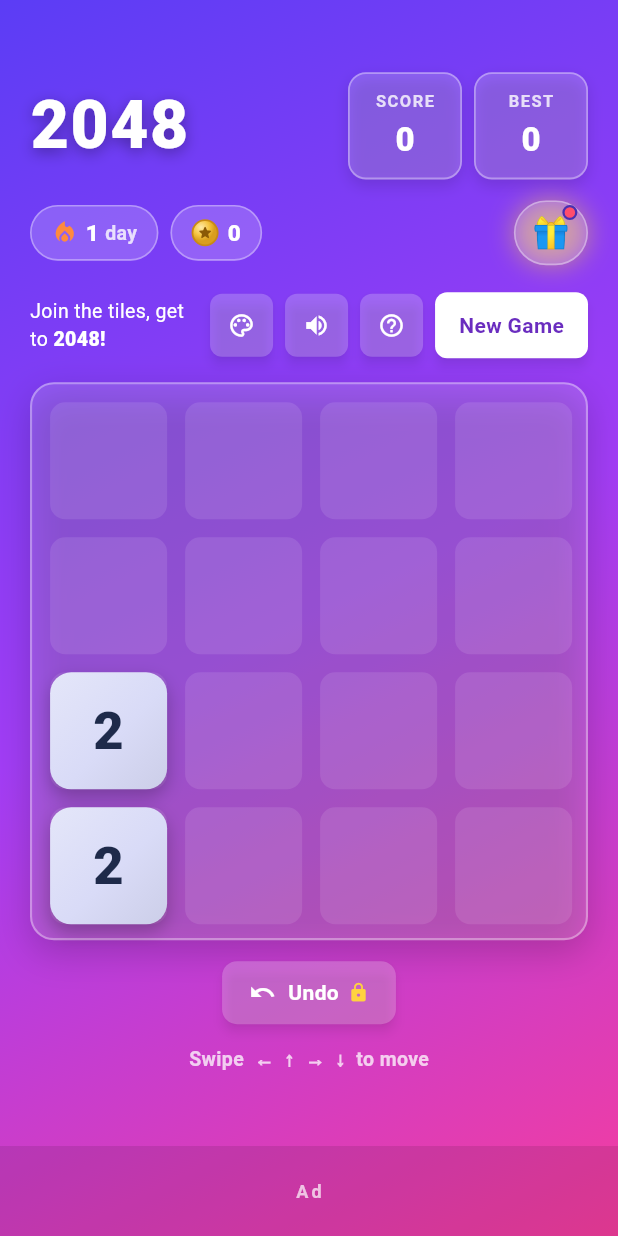
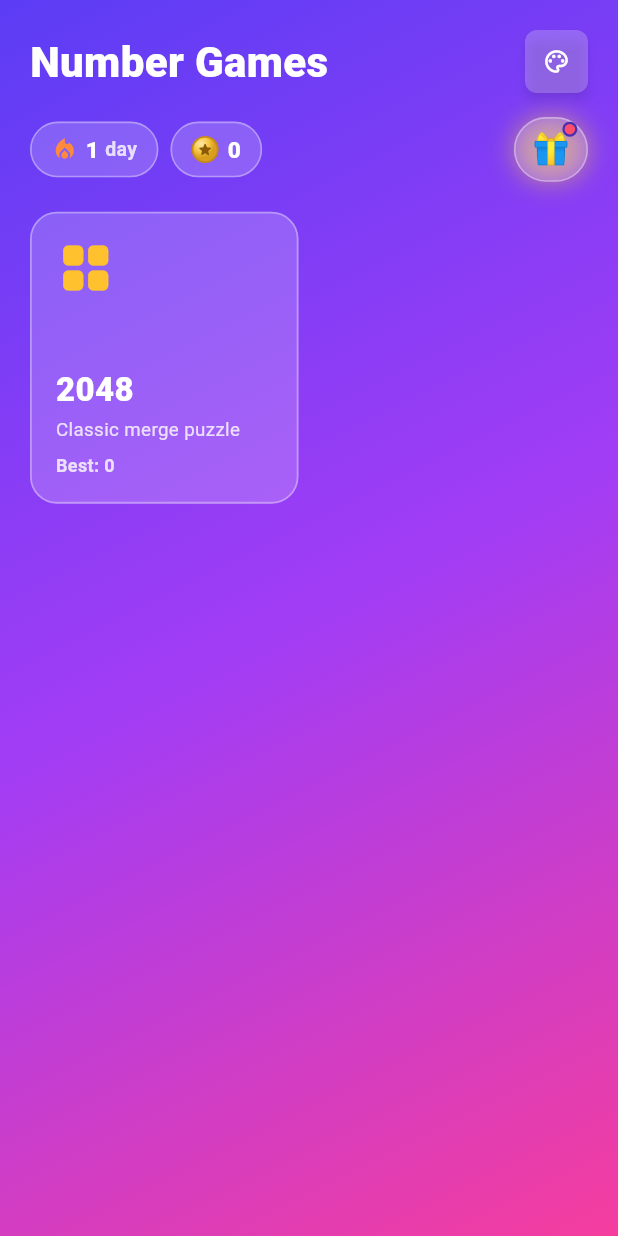
Before and after one commit to pawan-swoyef/2048, a Flutter app: the screen it shows after launch, on a phone screen of 412 x 824 dp. Run offline on Flutter 3.47's test engine with Material 3 defaults, Android fonts, the phone set to English and light mode, and no system bars; our stand-ins replace audioplayers, google_mobile_ads, in_app_purchase, shared_preferences.

Commit message:
feat: home hub (game collection) — increment 1
App now opens to a HubScreen: a themed grid of game cards (Classic 2048,
more later) from a GameInfo registry. The daily streak/gift/coins
engagement moves from the 2048 screen up to the hub (runs on app open).
ScoreStore gains per-game best scores (legacy best_score migrates to id
'2048'). 2048 screen keeps just its board + score header.

8 new/updated tests; full suite (102) green.

Co-Authored-By: Claude Opus 4.8 <noreply@anthropic.com>

```diff
--- a/lib/main.dart
+++ b/lib/main.dart
@@ -3,7 +3,7 @@ import 'package:flutter/material.dart';
 import 'ads/ads_init.dart';
 import 'game/score_store.dart';
 import 'iap/iap_service.dart';
-import 'ui/game_screen.dart';
+import 'ui/hub/hub_screen.dart';
 import 'ui/theme_controller.dart';
 
 Future<void> main() async {
@@ -61,7 +61,7 @@ class _Game2048AppState extends State<Game2048App> {
             scaffoldBackgroundColor: kThemes.first.backgroundGradient.first,
             useMaterial3: true,
           ),
-          home: const GameScreen(),
+          home: const HubScreen(),
         ),
       ),
     );
--- a/lib/ui/game_screen.dart
+++ b/lib/ui/game_screen.dart
@@ -6,19 +6,11 @@ import 'package:flutter/services.dart';
 import '../ads/banner_ad_box.dart';
 import '../ads/interstitial_ad.dart';
 import '../game/board.dart';
-import '../game/daily_engagement.dart';
 import '../game/game_state.dart';
-import '../game/progress_store.dart';
 import '../game/score_store.dart';
 import '../game/sound_service.dart';
 import 'animated_board.dart';
 import 'dialogs.dart';
-import 'engagement/coin_pill.dart';
-import 'engagement/daily_gift_button.dart';
-import 'engagement/daily_gift_dialog.dart';
-import 'engagement/reward_toast.dart';
-import 'engagement/streak_pill.dart';
-import 'engagement/streak_sheet.dart';
 import 'game_buttons.dart';
 import 'overlays.dart';
 import 'paywall.dart';
@@ -38,11 +30,8 @@ class GameScreen extends StatefulWidget {
 class _GameScreenState extends State<GameScreen> {
   final Random _rng = Random();
   final ScoreStore _store = ScoreStore();
-  final ProgressStore _progressStore = ProgressStore();
   final SoundService _sound = SoundService();
   final InterstitialController _interstitial = InterstitialController();
-
-  PlayerProgress _progress = const PlayerProgress();
 
   late GameState _state;
   final List<GameState> _history = []; // for undo (premium)
@@ -66,7 +55,6 @@ class _GameScreenState extends State<GameScreen> {
     _state = GameState.newGame(_rng);
     _popCells = _allTileCells(_state.board);
     _loadPrefs();
-    _loadEngagement();
   }
 
   @override
@@ -77,7 +65,7 @@ class _GameScreenState extends State<GameScreen> {
   }
 
   Future<void> _loadPrefs() async {
-    final best = await _store.loadBest();
+    final best = await _store.bestFor('2048');
     final soundOn = await _store.loadSoundEnabled();
     if (!mounted) return;
     setState(() {
@@ -88,44 +76,6 @@ class _GameScreenState extends State<GameScreen> {
             GameState(board: _state.board, score: _state.score, best: best);
       }
     });
-  }
-
-  Future<void> _loadEngagement() async {
-    final loaded = await _progressStore.load();
-    final result = applyDailyOpen(loaded, DateTime.now());
-    await _progressStore.save(result.progress);
-    if (!mounted) return;
-    setState(() => _progress = result.progress);
-  }
-
-  void _openStreakSheet() {
-    showDialog<void>(
-      context: context,
-      builder: (_) => StreakSheet(progress: _progress),
-    );
-  }
-
-  void _openDailyGift() {
-    final today = DateTime.now();
-    showDialog<void>(
-      context: context,
-      builder: (_) => DailyGiftDialog(
-        progress: _progress,
-        today: today,
-        onClaim: () => _claimDailyGift(today),
-      ),
-    );
-  }
-
-  Future<void> _claimDailyGift(DateTime today) async {
-    if (!giftAvailable(_progress, today)) return;
-    final updated = claimGift(_progress, today);
-    final earned = updated.coins - _progress.coins;
-    await _progressStore.save(updated);
-    if (!mounted) return;
-    Navigator.of(context).pop();
-    setState(() => _progress = updated);
-    showCoinToast(context, earned);
   }
 
   void _toggleSound() {
@@ -195,7 +145,7 @@ class _GameScreenState extends State<GameScreen> {
       _busy = true;
     });
 
-    if (next.best > 0) _store.saveBest(next.best);
+    if (next.best > 0) _store.saveBestFor('2048', next.best);
 
     if (next.over) {
       _sound.gameOver();
@@ -324,10 +274,6 @@ class _GameScreenState extends State<GameScreen> {
                     mainAxisSize: MainAxisSize.min,
                     children: [
                       ScoreHeader(score: _state.score, best: _state.best),
-                      if (_progress.streakCurrent > 0) ...[
-                        const SizedBox(height: 14),
-                        _statRow(),
-                      ],
                       const SizedBox(height: 18),
                       _subRow(),
                       const SizedBox(height: 16),
@@ -421,21 +367,6 @@ class _GameScreenState extends State<GameScreen> {
     );
   }
 
-  Widget _statRow() {
-    return Row(
-      children: [
-        StreakPill(streak: _progress.streakCurrent, onTap: _openStreakSheet),
-        const SizedBox(width: 8),
-        CoinPill(coins: _progress.coins),
-        const Spacer(),
-        DailyGiftButton(
-          available: giftAvailable(_progress, DateTime.now()),
-          onTap: _openDailyGift,
-        ),
-      ],
-    );
-  }
-
   Widget _subRow() {
     final theme = ThemeScope.of(context);
     return Row(
--- /dev/null
+++ b/lib/ui/hub/game_registry.dart
@@ -0,0 +1,36 @@
+import 'package:flutter/material.dart';
+
+import '../game_screen.dart';
+
+/// Describes one game in the collection, shown as a card on the hub.
+class GameInfo {
+  final String id;
+  final String title;
+  final String subtitle;
+  final IconData icon;
+  final Color accent;
+
+  /// Builds the game's screen when its card is tapped.
+  final Widget Function() builder;
+
+  const GameInfo({
+    required this.id,
+    required this.title,
+    required this.subtitle,
+    required this.icon,
+    required this.accent,
+    required this.builder,
+  });
+}
+
+/// The games available in the collection. New games append here.
+final List<GameInfo> kGames = [
+  GameInfo(
+    id: '2048',
+    title: '2048',
+    subtitle: 'Classic merge puzzle',
+    icon: Icons.grid_view_rounded,
+    accent: const Color(0xFFFFC12E),
+    builder: () => const GameScreen(),
+  ),
+];
--- /dev/null
+++ b/lib/ui/hub/hub_screen.dart
@@ -0,0 +1,222 @@
+import 'package:flutter/material.dart';
+
+import '../../game/daily_engagement.dart';
+import '../../game/progress_store.dart';
+import '../../game/score_store.dart';
+import '../engagement/coin_pill.dart';
+import '../engagement/daily_gift_button.dart';
+import '../engagement/daily_gift_dialog.dart';
+import '../engagement/reward_toast.dart';
+import '../engagement/streak_pill.dart';
+import '../engagement/streak_sheet.dart';
+import '../game_buttons.dart';
+import '../theme_controller.dart';
+import '../theme_picker.dart';
+import 'game_registry.dart';
+
+/// The home hub: a themed grid of game cards plus the app-level engagement row
+/// (daily streak, coins, daily gift). The app opens here.
+class HubScreen extends StatefulWidget {
+  const HubScreen({super.key});
+
+  @override
+  State<HubScreen> createState() => _HubScreenState();
+}
+
+class _HubScreenState extends State<HubScreen> {
+  final ProgressStore _progressStore = ProgressStore();
+  final ScoreStore _scoreStore = ScoreStore();
+
+  PlayerProgress _progress = const PlayerProgress();
+  final Map<String, int> _bests = {};
+
+  @override
+  void initState() {
+    super.initState();
+    _loadEngagement();
+    _loadBests();
+  }
+
+  Future<void> _loadEngagement() async {
+    final loaded = await _progressStore.load();
+    final result = applyDailyOpen(loaded, DateTime.now());
+    await _progressStore.save(result.progress);
+    if (!mounted) return;
+    setState(() => _progress = result.progress);
+  }
+
+  Future<void> _loadBests() async {
+    for (final g in kGames) {
+      _bests[g.id] = await _scoreStore.bestFor(g.id);
+    }
+    if (mounted) setState(() {});
+  }
+
+  void _openStreakSheet() {
+    showDialog<void>(
+      context: context,
+      builder: (_) => StreakSheet(progress: _progress),
+    );
+  }
+
+  void _openDailyGift() {
+    final today = DateTime.now();
+    showDialog<void>(
+      context: context,
+      builder: (_) => DailyGiftDialog(
+        progress: _progress,
+        today: today,
+        onClaim: () => _claimDailyGift(today),
+      ),
+    );
+  }
+
+  Future<void> _claimDailyGift(DateTime today) async {
+    if (!giftAvailable(_progress, today)) return;
+    final updated = claimGift(_progress, today);
+    final earned = updated.coins - _progress.coins;
+    await _progressStore.save(updated);
+    if (!mounted) return;
+    Navigator.of(context).pop();
+    setState(() => _progress = updated);
+    showCoinToast(context, earned);
+  }
+
+  void _openThemePicker() {
+    Navigator.of(context).push(
+      MaterialPageRoute(builder: (_) => const ThemePickerScreen()),
+    );
+  }
+
+  Future<void> _openGame(GameInfo game) async {
+    await Navigator.of(context).push(
+      MaterialPageRoute(builder: (_) => game.builder()),
+    );
+    // Best scores may have changed while playing.
+    _loadBests();
+  }
+
+  @override
+  Widget build(BuildContext context) {
+    final theme = ThemeScope.of(context);
+    return Scaffold(
+      body: Container(
+        decoration: BoxDecoration(
+          gradient: LinearGradient(
+            begin: Alignment.topLeft,
+            end: Alignment.bottomRight,
+            colors: theme.backgroundGradient,
+          ),
+        ),
+        child: SafeArea(
+          child: Center(
+            child: ConstrainedBox(
+              constraints: const BoxConstraints(maxWidth: 480),
+              child: Padding(
+                padding: const EdgeInsets.all(20),
+                child: Column(
+                  crossAxisAlignment: CrossAxisAlignment.stretch,
+                  children: [
+                    Row(
+                      children: [
+                        Text(
+                          'Number Games',
+                          style: TextStyle(
+                            fontSize: 28,
+                            fontWeight: FontWeight.w900,
+                            color: theme.onBackground,
+                          ),
+                        ),
+                        const Spacer(),
+                        IconActionButton(
+                          icon: Icons.palette_outlined,
+                          onPressed: _openThemePicker,
+                        ),
+                      ],
+                    ),
+                    if (_progress.streakCurrent > 0) ...[
+                      const SizedBox(height: 16),
+                      _statRow(),
+                    ],
+                    const SizedBox(height: 20),
+                    Expanded(
+                      child: GridView.count(
+                        crossAxisCount: 2,
+                        crossAxisSpacing: 14,
+                        mainAxisSpacing: 14,
+                        childAspectRatio: 0.92,
+                        children: [for (final g in kGames) _card(theme, g)],
+                      ),
+                    ),
+                  ],
+                ),
+              ),
+            ),
+          ),
+        ),
+      ),
+    );
+  }
+
+  Widget _statRow() {
+    return Row(
+      children: [
+        StreakPill(streak: _progress.streakCurrent, onTap: _openStreakSheet),
+        const SizedBox(width: 8),
+        CoinPill(coins: _progress.coins),
+        const Spacer(),
+        DailyGiftButton(
+          available: giftAvailable(_progress, DateTime.now()),
+          onTap: _openDailyGift,
+        ),
+      ],
+    );
+  }
+
+  Widget _card(GameTheme theme, GameInfo game) {
+    return Material(
+      color: theme.scoreBox,
+      borderRadius: BorderRadius.circular(18),
+      child: InkWell(
+        borderRadius: BorderRadius.circular(18),
+        onTap: () => _openGame(game),
+        child: Container(
+          padding: const EdgeInsets.all(16),
+          decoration: BoxDecoration(
+            borderRadius: BorderRadius.circular(18),
+            border: Border.all(color: theme.glassStroke, width: 1.2),
+          ),
+          child: Column(
+            crossAxisAlignment: CrossAxisAlignment.start,
+            children: [
+              Icon(game.icon, color: game.accent, size: 40),
+              const Spacer(),
+              Text(
+                game.title,
+                style: TextStyle(
+                  fontSize: 22,
+                  fontWeight: FontWeight.w900,
+                  color: theme.onBackground,
+                ),
+              ),
+              const SizedBox(height: 2),
+              Text(
+                game.subtitle,
+                style: TextStyle(fontSize: 12.5, color: theme.scoreLabel),
+              ),
+              const SizedBox(height: 6),
+              Text(
+                'Best: ${_bests[game.id] ?? 0}',
+                style: TextStyle(
+                  fontSize: 12,
+                  fontWeight: FontWeight.w700,
+                  color: theme.onBackground.withValues(alpha: 0.8),
+                ),
+              ),
+            ],
+          ),
+        ),
+      ),
+    );
+  }
+}
```
Also changed, not shown: lib/game/score_store.dart (+23 -0 lines), 4 other files.
